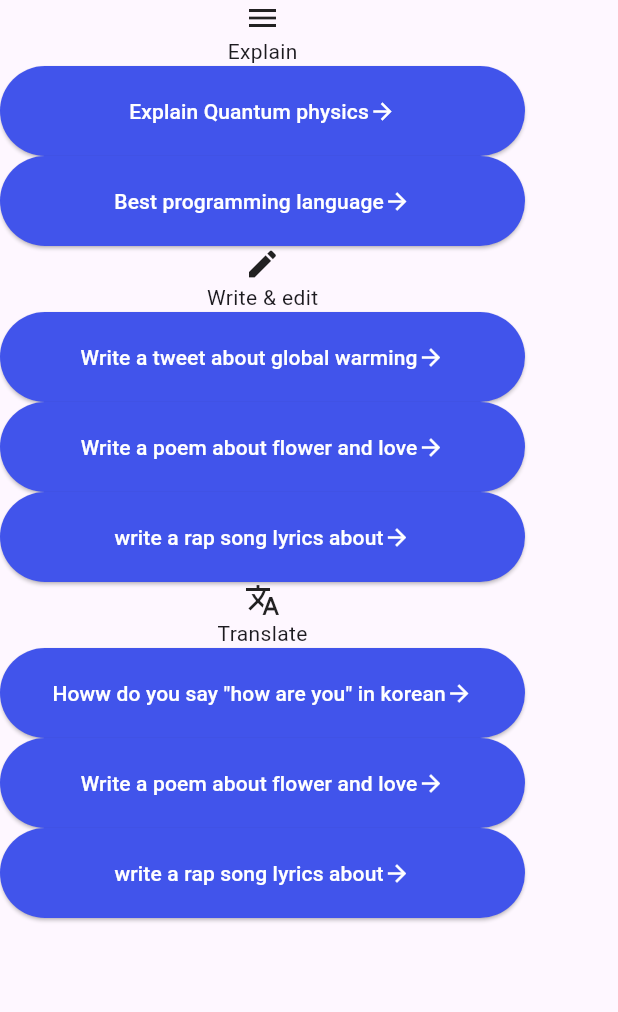
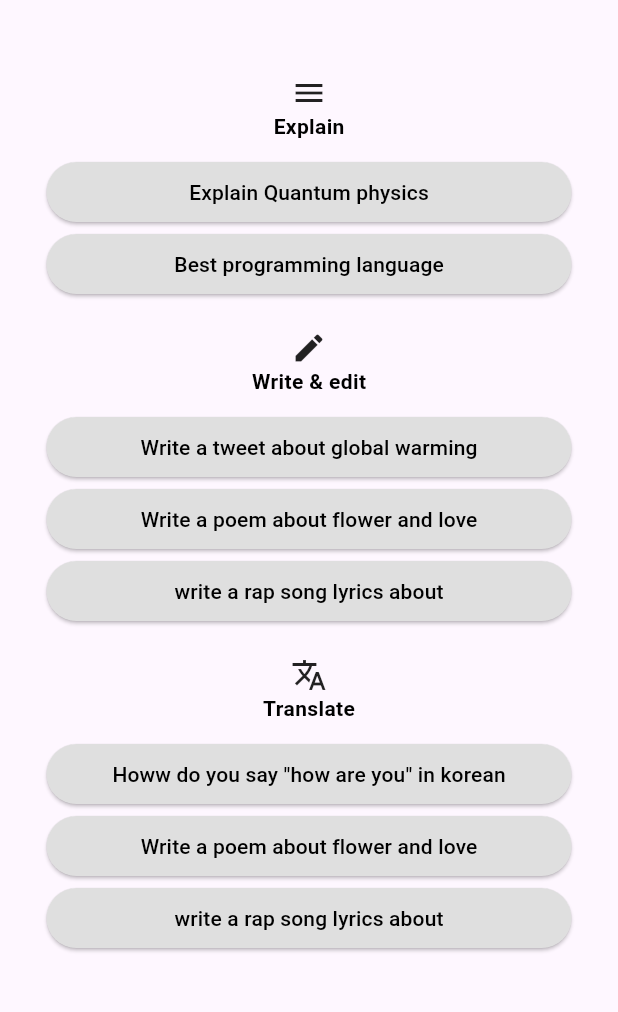
Before and after one commit to Flutter-gg-1/Assignment-11, a Flutter app: the HomeScreen screen opened directly, after a tap on "Continue", on a phone screen of 412 x 824 dp, the part 84-1096 px from its top. Run offline on Flutter 3.47's test engine with Material 3 defaults, Android fonts, the phone set to English and light mode, and no system bars.

Commit message:
finished home_screen and instruction_screen UI

```diff
--- a/lib/chat_ai_card.dart
+++ b/lib/chat_ai_card.dart
@@ -5,7 +5,7 @@ class ChatAiCard extends StatelessWidget {
   ChatAiCard({super.key, required this.message});
 
   @override
-    Widget build(BuildContext context) {
+  Widget build(BuildContext context) {
     return Padding(
       padding: const EdgeInsets.symmetric(vertical: 16, horizontal: 50),
       child: Container(
--- a/lib/home_screen.dart
+++ b/lib/home_screen.dart
@@ -36,12 +36,21 @@ class HomeScreen extends StatelessWidget {
           ],
         ),
       ),
-      bottomSheet: ElevatedButton(
+      bottomSheet: Padding(
+        padding: EdgeInsets.only(bottom: 15),
+        child: ElevatedButton(
           child: Row(
+            mainAxisAlignment: MainAxisAlignment.spaceBetween,
             children: [
+              SizedBox(
+                width: 20,
+              ),
               Text(
                 'Continue',
-              style: TextStyle(color: Colors.white),
+                style: TextStyle(
+                    color: Colors.white,
+                    fontSize: 20,
+                    fontWeight: FontWeight.bold),
               ),
               Icon(
                 Icons.arrow_forward,
@@ -51,13 +60,14 @@ class HomeScreen extends StatelessWidget {
           ),
           style: ElevatedButton.styleFrom(
               backgroundColor: const Color.fromARGB(255, 65, 84, 235),
-            fixedSize: Size(350, 60)),
+              fixedSize: Size(350, 50)),
           onPressed: () {
             Navigator.push(context, MaterialPageRoute(builder: (context) {
               return InstructionScreen();
             }));
           },
         ),
+      ),
     );
   }
 }
--- a/lib/instruction_button.dart
+++ b/lib/instruction_button.dart
@@ -9,22 +9,13 @@ class InstructionButton extends StatelessWidget {
   @override
   Widget build(BuildContext context) {
     return ElevatedButton(
-      child: Row(
-        mainAxisAlignment: MainAxisAlignment.center,
-        children: [
-          Text(
-            '$instruction',
-            style: TextStyle(color: Colors.white),
-          ),
-          Icon(
-            Icons.arrow_forward,
-            color: Colors.white,
-          ),
-        ],
+      child: Text(
+        '$instruction',
+        style: TextStyle(color: Colors.black),
       ),
       style: ElevatedButton.styleFrom(
-          backgroundColor: const Color.fromARGB(255, 65, 84, 235),
-          fixedSize: Size(350, 60)),
+          backgroundColor: const Color.fromARGB(255, 223, 223, 223),
+          fixedSize: Size(350, 40)),
       onPressed: onPressed,
     );
   }
--- a/lib/instruction_screen.dart
+++ b/lib/instruction_screen.dart
@@ -40,10 +40,16 @@ class InstructionScreen extends StatelessWidget {
           IconButton(onPressed: () {}, icon: Icon(Icons.logout))
         ],
       ),
-      body: Column(
+      body: Padding(
+        padding: EdgeInsets.only(top: 50, bottom: 50),
+        child: Center(
+          child: Column(
             children: [
               Icon(Icons.menu),
-          Text('Explain'),
+              Text('Explain',
+                  style: TextStyle(
+                      color: Colors.black, fontWeight: FontWeight.bold)),
+              SizedBox(height: 10),
               InstructionButton(
                 onPressed: () {},
                 instruction: '${instructions[0]}',
@@ -56,8 +62,12 @@ class InstructionScreen extends StatelessWidget {
                 },
                 instruction: '${instructions[1]}',
               ),
+              SizedBox(height: 20),
               Icon(Icons.edit),
-          Text('Write & edit'),
+              Text('Write & edit',
+                  style: TextStyle(
+                      color: Colors.black, fontWeight: FontWeight.bold)),
+              SizedBox(height: 10),
               InstructionButton(
                 onPressed: () {},
                 instruction: '${instructions[2]}',
@@ -70,8 +80,12 @@ class InstructionScreen extends StatelessWidget {
                 onPressed: () {},
                 instruction: '${instructions[4]}',
               ),
+              SizedBox(height: 20),
               Icon(Icons.translate),
-          Text('Translate'),
+              Text('Translate',
+                  style: TextStyle(
+                      color: Colors.black, fontWeight: FontWeight.bold)),
+              SizedBox(height: 10),
               InstructionButton(
                 onPressed: () {},
                 instruction: '${instructions[5]}',
@@ -86,6 +100,8 @@ class InstructionScreen extends StatelessWidget {
               ),
             ],
           ),
+        ),
+      ),
     );
   }
 }
--- a/lib/main.dart
+++ b/lib/main.dart
@@ -1,7 +1,5 @@
 import 'package:flutter/material.dart';
 import 'package:chat_ui/home_screen.dart';
-import 'package:chat_ui/instruction_screen.dart';
-import 'package:chat_ui/chat_screen.dart';
 
 void main() {
   runApp(const MainApp());
@@ -13,8 +11,6 @@ class MainApp extends StatelessWidget {
   @override
   Widget build(BuildContext context) {
     return const MaterialApp(
-      debugShowCheckedModeBanner: false,
-      home: ChatScreen()
-    );
+        debugShowCheckedModeBanner: false, home: HomeScreen());
   }
 }
```
Also changed, not shown: lib/chat_screen.dart (indentation only). Lines whose indentation alone changed are shown as unchanged.
